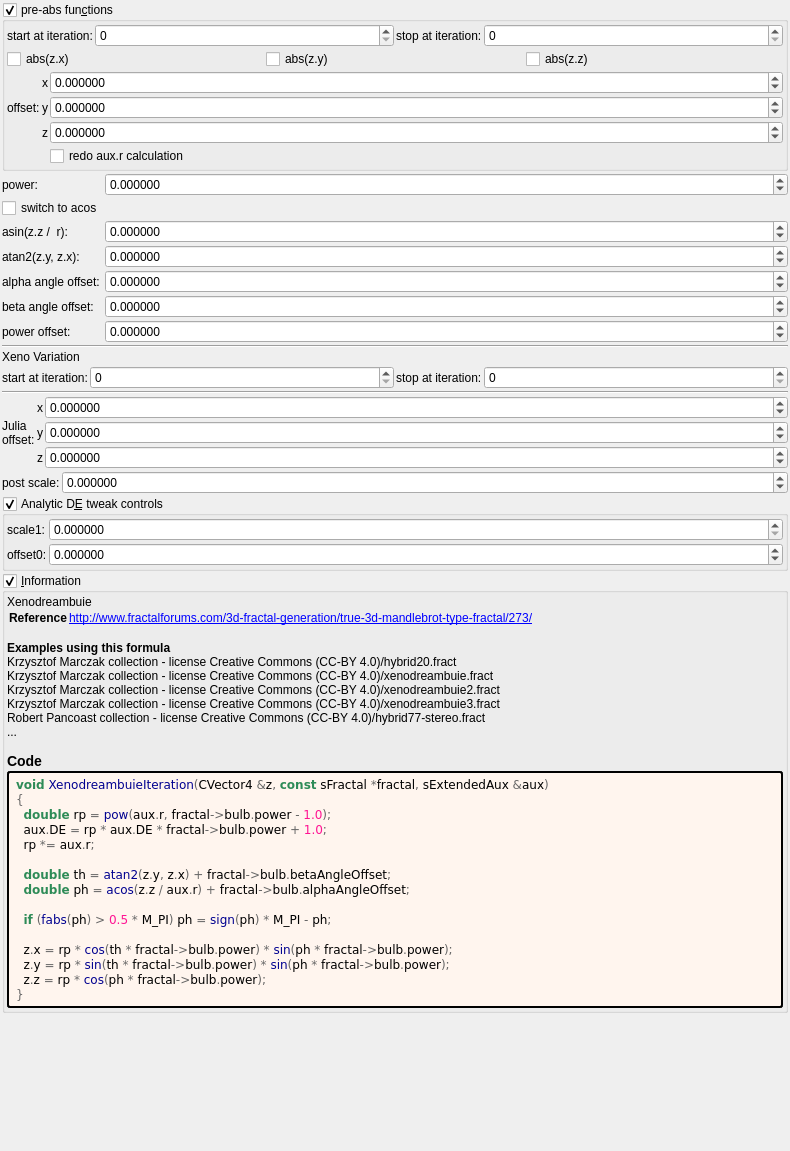
The window that mandelbulber2/formula/ui/xenodreambuie_v2.ui (buddhi1980/mandelbulber2) describes before a commit, drawn with Qt 5.
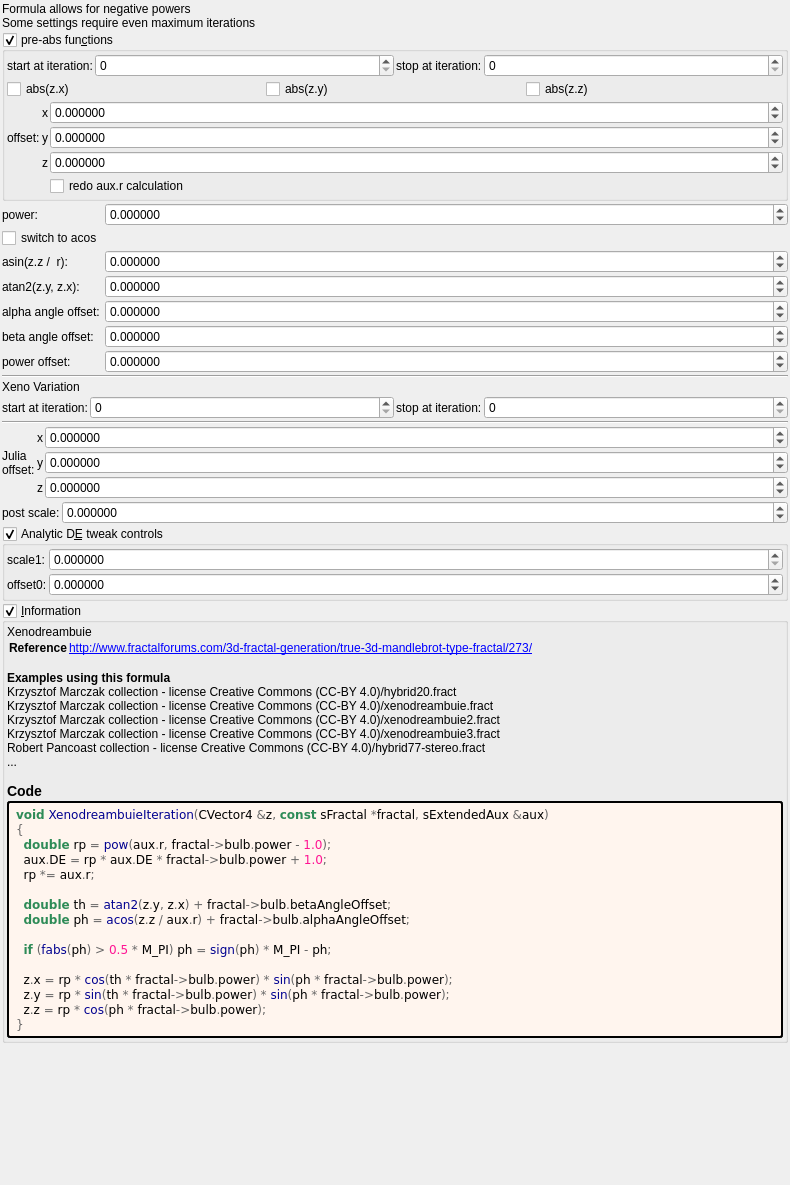
The same window after the commit. Custom widgets are drawn as their Qt base class.

```diff
--- a/mandelbulber2/formula/ui/xenodreambuie_v2.ui
+++ b/mandelbulber2/formula/ui/xenodreambuie_v2.ui
@@ -7,7 +7,7 @@
     <x>0</x>
     <y>0</y>
     <width>790</width>
-    <height>1151</height>
+    <height>1185</height>
    </rect>
   </property>
   <property name="windowTitle">
@@ -29,6 +29,14 @@
    <property name="bottomMargin">
     <number>2</number>
    </property>
+   <item>
+    <widget class="QLabel" name="label_17">
+     <property name="text">
+      <string>Formula allows for negative powers
+Some settings require even maximum iterations</string>
+     </property>
+    </widget>
+   </item>
    <item>
     <widget class="MyGroupBox" name="groupCheck_transf_function_enabledP_false">
      <property name="title">
```
